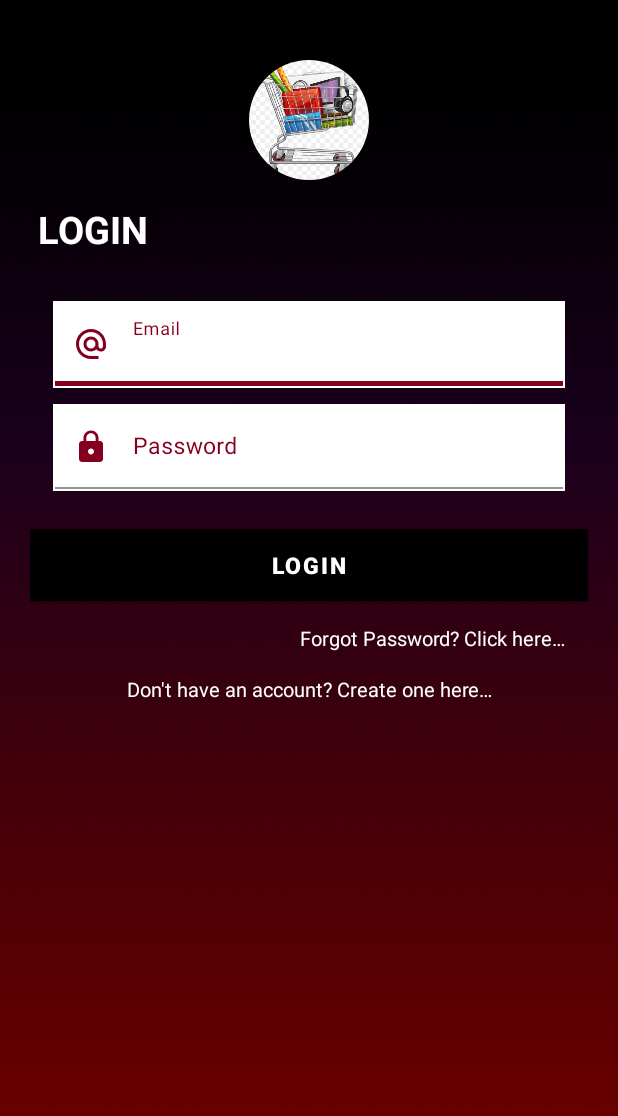
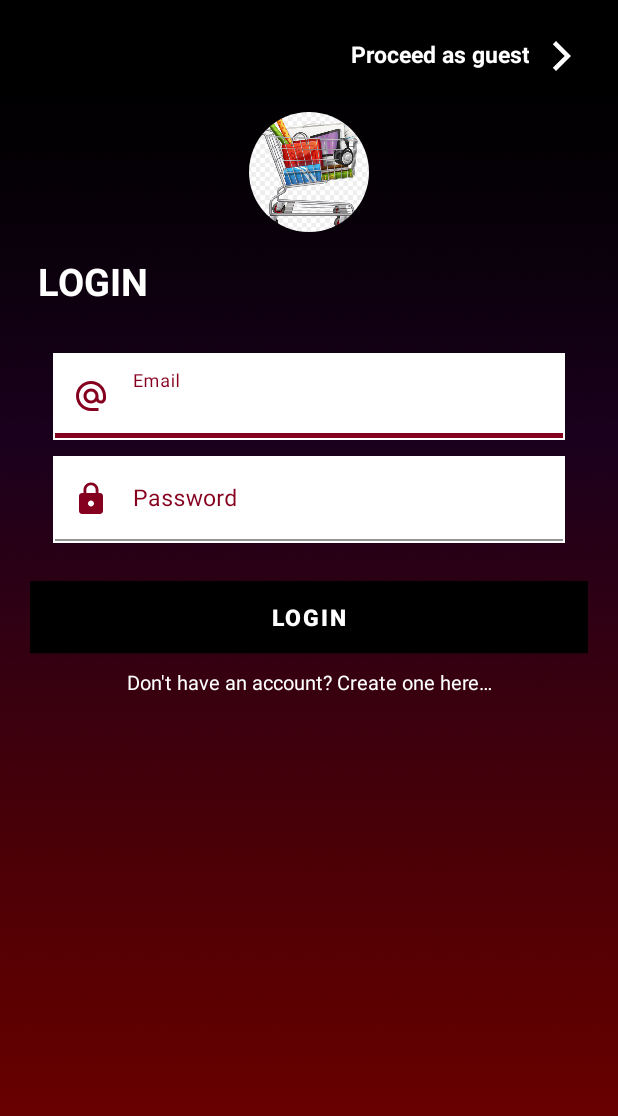
Before and after one commit to githiomi/ShopperAid, an Android app: the screen it shows after launch (LoginActivity), on a phone screen of 412 x 824 dp. Shown: the top 1116 px of the screen. Run offline under Robolectric (Android 15) with nearby library versions, the light colour scheme and no system bars; our stand-ins replace ButterKnife, CircleImageView, Firebase (no records; nobody signed in at launch, a user with empty details on screens opened directly).

Commit message:
Added the proceed as guest function

```diff
--- a/app/src/main/java/com/githiomi/onlineshoppingassistant/Ui/LoginActivity.java
+++ b/app/src/main/java/com/githiomi/onlineshoppingassistant/Ui/LoginActivity.java
@@ -34,6 +34,7 @@ public class LoginActivity extends AppCompatActivity implements View.OnClickList
     private static final String TAG = LoginActivity.class.getSimpleName();
 
 //    Binding widgets using butter knife
+    @BindView(R.id.tvProceedAsGuest) TextView wProceedAsGuest;
     @BindView(R.id.edEmail) TextInputEditText wUserEmail;
     @BindView(R.id.edPassword) TextInputEditText wUserPassword;
     @BindView(R.id.btnLogin) Button wLoginButton;
@@ -72,6 +73,7 @@ public class LoginActivity extends AppCompatActivity implements View.OnClickList
         };
 
         // All listeners
+        wProceedAsGuest.setOnClickListener(this);
         wLoginButton.setOnClickListener(this);
         wForgotPassword.setOnClickListener(this);
         wToSignUp.setOnClickListener(this);
@@ -81,6 +83,15 @@ public class LoginActivity extends AppCompatActivity implements View.OnClickList
     @Override
     public void onClick(View v) {
 
+        if ( v == wProceedAsGuest ){
+
+            hideKeyboard(v);
+            Intent toSearchActivity = new Intent(this, SearchActivity.class);
+            toSearchActivity.setFlags(Intent.FLAG_ACTIVITY_CLEAR_TASK | Intent.FLAG_ACTIVITY_CLEAR_TOP | Intent.FLAG_ACTIVITY_NEW_TASK);
+            startActivity(toSearchActivity);
+            finish();
+
+        }
         if (v == wLoginButton) {
             hideKeyboard(v);
             loginUser(v);
@@ -144,9 +155,11 @@ public class LoginActivity extends AppCompatActivity implements View.OnClickList
 
         if (password.length() < 8) {
             wUserPassword.setError("Minimum of 8 characters required");
+            wForgotPassword.setVisibility(View.VISIBLE);
             return false;
         }
 
+        wForgotPassword.setVisibility(View.GONE);
         return true;
 
     }
--- /dev/null
+++ b/app/src/main/res/drawable/ic_proceed.xml
@@ -0,0 +1,5 @@
+<vector android:height="24dp" android:tint="#FFFFFF"
+    android:viewportHeight="24" android:viewportWidth="24"
+    android:width="24dp" xmlns:android="http://schemas.android.com/apk/res/android">
+    <path android:fillColor="@android:color/white" android:pathData="M5.88,4.12L13.76,12l-7.88,7.88L8,22l10,-10L8,2z"/>
+</vector>
--- a/app/src/main/res/layout/activity_login.xml
+++ b/app/src/main/res/layout/activity_login.xml
@@ -15,6 +15,21 @@
         android:layout_width="match_parent"
         android:layout_height="wrap_content"
         android:orientation="vertical">
+
+        <TextView
+            android:id="@+id/tvProceedAsGuest"
+            android:layout_width="wrap_content"
+            android:layout_height="wrap_content"
+            android:layout_gravity="end"
+            android:clickable="true"
+            android:drawablePadding="10dp"
+            android:gravity="end"
+            android:padding="5dp"
+            android:text="@string/guest"
+            android:textColor="@color/white"
+            android:textSize="15sp"
+            android:textStyle="bold"
+            app:drawableEndCompat="@drawable/ic_proceed" />
 
         <de.hdodenhof.circleimageview.CircleImageView
             android:layout_width="80dp"
@@ -128,12 +143,14 @@
             android:text="@string/forgot_password"
             android:textAlignment="textEnd"
             android:textColor="@color/white"
-            android:textSize="13sp" />
+            android:textSize="13sp"
+            android:visibility="gone" />
 
         <TextView
             android:id="@+id/tvToSignUp"
             android:layout_width="match_parent"
             android:layout_height="wrap_content"
+            android:layout_marginTop="10dp"
             android:clickable="true"
             android:text="@string/dont_have_an_account"
             android:textAlignment="center"
--- a/app/src/main/res/values/strings.xml
+++ b/app/src/main/res/values/strings.xml
@@ -12,4 +12,5 @@
     <string name="username_placeholder">Username</string>
     <string name="phone_number_placeholder">Phone Number</string>
     <string name="confirm_password_placeholder">Confirm Password</string>
+    <string name="guest">Proceed as guest</string>
 </resources>
```
